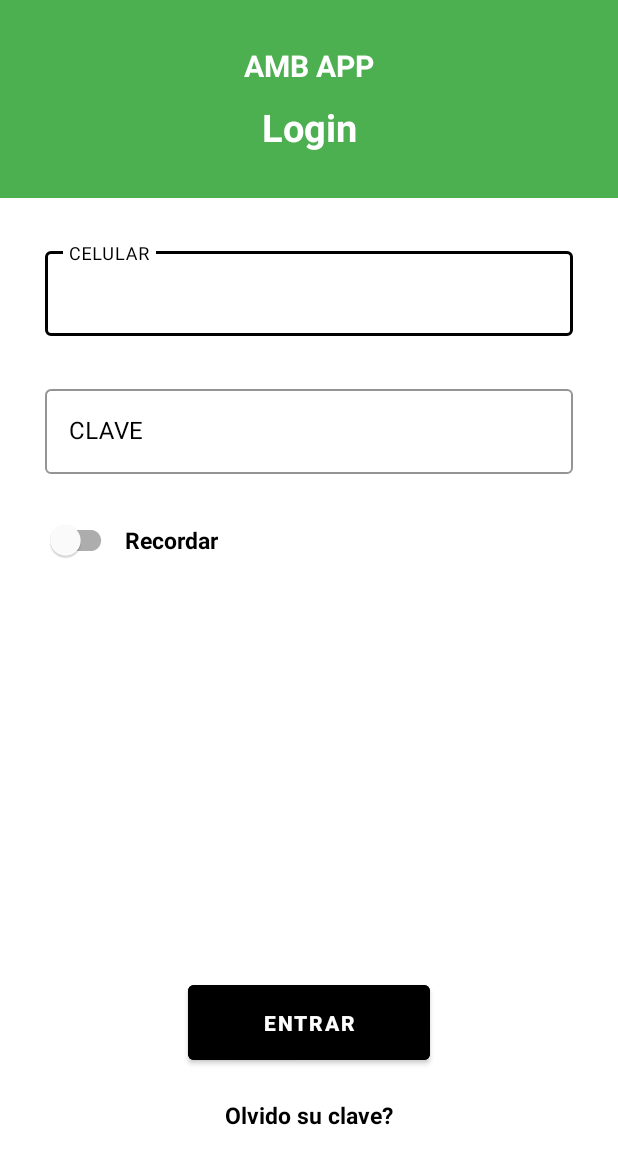
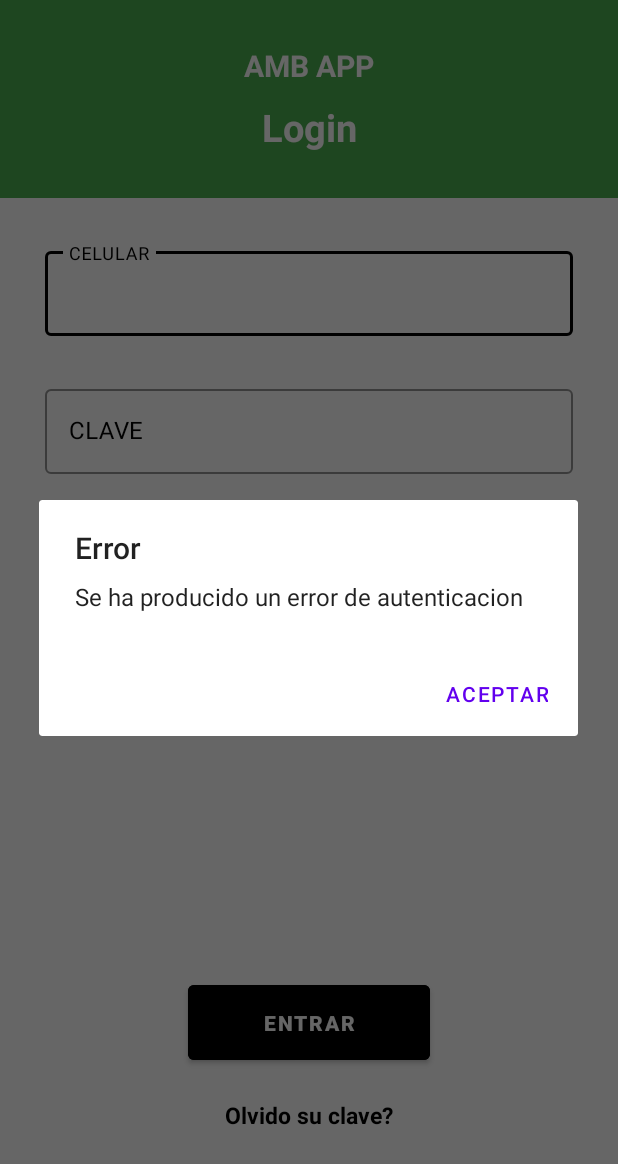
Before and after one commit to cristianpaez123/pruebaTecnicaDash, an Android app: the screen it shows after launch (LoginActivity), after a tap on "ENTRAR", on a phone screen of 412 x 824 dp. Shown: the top 1164 px of the screen. Run offline under Robolectric (Android 15) with nearby library versions, the phone set to English and light mode, and no system bars; our stand-ins replace Dagger/Hilt's generated code, Firebase (no records; nobody signed in at launch, a user with empty details on screens opened directly).

Commit message:
se crea el login por medio de email por medio de firebase

```diff
--- /dev/null
+++ b/app/src/main/java/com/example/pruebatecnica/domain/LoginUC.kt
@@ -0,0 +1,12 @@
+package com.example.pruebatecnica.domain
+
+import com.example.pruebatecnica.domain.repository.Repository
+
+import kotlinx.coroutines.Dispatchers
+import kotlinx.coroutines.withContext
+import javax.inject.Inject
+
+class LoginUC @Inject constructor(val repository: Repository){
+
+    suspend fun getResultLogin(email:String,password:String): Boolean = withContext(Dispatchers.IO) { repository.getResultLogin(email,password) }
+}
--- a/app/src/main/java/com/example/pruebatecnica/domain/RouteUC.kt
+++ b/app/src/main/java/com/example/pruebatecnica/domain/RouteUC.kt
@@ -1,14 +1,12 @@
 package com.example.pruebatecnica.domain
 
-import com.example.pruebatecnica.data.repository.RouteRepositoryImpl
+import com.example.pruebatecnica.domain.repository.Repository
 import com.example.pruebatecnica.iu.model.Routes
-import com.squareup.okhttp.Route
 import kotlinx.coroutines.Dispatchers
 import kotlinx.coroutines.withContext
 import javax.inject.Inject
 
-class RouteUC @Inject constructor(private val repository: RouteRepositoryImpl){
+class RouteUC @Inject constructor(private val repository: Repository){
 
-    //private val repository: RouteRepositoryImpl = RouteRepositoryImpl()
     suspend fun getDataRoute() : List<Routes> = withContext(Dispatchers.IO) { repository.getRoutes()}
 }
--- /dev/null
+++ b/app/src/main/java/com/example/pruebatecnica/domain/repository/Repository.kt
@@ -0,0 +1,8 @@
+package com.example.pruebatecnica.domain.repository
+
+import com.example.pruebatecnica.iu.model.Routes
+
+interface Repository {
+    suspend fun getRoutes(): List<Routes>
+    suspend fun getResultLogin(email:String,password:String): Boolean
+}
--- a/app/src/main/java/com/example/pruebatecnica/iu/view/LoginActivity.kt
+++ b/app/src/main/java/com/example/pruebatecnica/iu/view/LoginActivity.kt
@@ -1,25 +1,21 @@
 package com.example.pruebatecnica.iu.view
 
 import android.content.Intent
+import android.os.Bundle
+import android.widget.Toast
+import androidx.activity.viewModels
+import androidx.appcompat.app.AlertDialog
 import androidx.appcompat.app.AppCompatActivity
-import android.os.Bundle
-import android.view.View
-import android.widget.Toast
-import com.example.pruebatecnica.R
 import com.example.pruebatecnica.databinding.ActivityLoginBinding
-import com.example.pruebatecnica.databinding.ActivityMainBinding
-import com.google.firebase.FirebaseException
+import com.example.pruebatecnica.iu.viewModel.LoginViewModel
+import com.example.pruebatecnica.iu.viewModel.RoutesViewModel
 import com.google.firebase.auth.FirebaseAuth
-import com.google.firebase.auth.FirebaseAuthInvalidCredentialsException
-import com.google.firebase.auth.PhoneAuthCredential
-import com.google.firebase.auth.PhoneAuthOptions
-import com.google.firebase.auth.PhoneAuthProvider
-import com.google.firebase.auth.ktx.auth
-import com.google.firebase.ktx.Firebase
-import java.util.concurrent.TimeUnit
+import dagger.hilt.android.AndroidEntryPoint
 
+@AndroidEntryPoint
 class LoginActivity : AppCompatActivity() {
 
+    private val viewModel: LoginViewModel by viewModels()
     lateinit var binding: ActivityLoginBinding
     private var auth: FirebaseAuth = FirebaseAuth.getInstance()
 
@@ -27,28 +23,50 @@ class LoginActivity : AppCompatActivity() {
         super.onCreate(savedInstanceState)
         binding = ActivityLoginBinding.inflate(layoutInflater)
         setContentView(binding.root)
-        onClick()
-
+        logIn()
+        setupObserver()
     }
 
-    fun onClick() {
-        binding.btnLogin.setOnClickListener {
-            auth.signInAnonymously()
-                .addOnCompleteListener { task ->
-                    if (task.isSuccessful) {
-                        val userName = binding.editInputPhone.text.toString()
-                        startMainActivity(userName)
-                    } else {
-                        Toast.makeText(this,"error", Toast.LENGTH_SHORT)
+    private fun setupObserver() {
+        viewModel.resultLogin().observe(
+            this
+        ) { state ->
+            when (state) {
+                is LoginViewModel.GetResultLoginState.DataLoaded -> {
+                    if(state.loginResponseResult){
+                        startMainActivity()
                     }
                 }
+                is LoginViewModel.GetResultLoginState.Error -> {
+                    state.message
+                }
+            }
         }
     }
 
-    private fun startMainActivity(username: String) {
+    fun logIn(){
+        binding.btnLogin.setOnClickListener {
+            var email = binding.editInputEmail.text.toString()
+            var password = binding.editInputPassword.text.toString()
+            if (email.isNotEmpty() && password.isNotEmpty()){
+                viewModel.getResultLogin(email,password)
+            }else{
+                showAlert()
+            }
+        }
+    }
+    private fun startMainActivity() {
         val intent = Intent(this, MainActivity::class.java)
-        intent.putExtra("name", username)
         startActivity(intent)
         finish()
     }
+
+    private fun showAlert(){
+        val builder = AlertDialog.Builder(this)
+        builder.setTitle("Error")
+        builder.setMessage("Se ha producido un error de autenticacion")
+        builder.setPositiveButton("Aceptar",null)
+        val dialog: AlertDialog = builder.create()
+        dialog.show()
+    }
 }
--- a/app/src/main/java/com/example/pruebatecnica/iu/view/RoutesFragment.kt
+++ b/app/src/main/java/com/example/pruebatecnica/iu/view/RoutesFragment.kt
@@ -60,11 +60,11 @@ class RoutesFragment : Fragment() {
     }
 
     fun showLoading() {
-        binding.progressLoadingData.setVisibility(View.VISIBLE)
+        binding.progressLoadingData.visibility = View.VISIBLE
     }
 
     fun hideLoading() {
-        binding.progressLoadingData.setVisibility(View.GONE)
+        binding.progressLoadingData.visibility = View.GONE
     }
 
     fun initRecyclerView() {
--- /dev/null
+++ b/app/src/main/java/com/example/pruebatecnica/iu/viewModel/LoginViewModel.kt
@@ -0,0 +1,36 @@
+package com.example.pruebatecnica.iu.viewModel
+
+import androidx.lifecycle.LiveData
+import androidx.lifecycle.MutableLiveData
+import androidx.lifecycle.ViewModel
+import androidx.lifecycle.viewModelScope
+import com.example.pruebatecnica.domain.LoginUC
+import dagger.hilt.android.lifecycle.HiltViewModel
+import kotlinx.coroutines.launch
+import javax.inject.Inject
+
+@HiltViewModel
+class LoginViewModel @Inject constructor(
+    private val loginUC: LoginUC
+):ViewModel() {
+
+    private val _resultLogin: MutableLiveData<GetResultLoginState> = MutableLiveData()
+    fun resultLogin(): LiveData<GetResultLoginState> = _resultLogin
+
+    fun getResultLogin(email:String,password:String) {
+        viewModelScope.launch {
+            try {
+                val dataLogin = loginUC.getResultLogin(email,password)
+                _resultLogin.postValue(GetResultLoginState.DataLoaded(dataLogin))
+            } catch (e: Exception) {
+                _resultLogin.postValue(GetResultLoginState.Error("error"))
+            }
+        }
+    }
+
+    sealed class GetResultLoginState() {
+        data class DataLoaded(val loginResponseResult: Boolean) : GetResultLoginState()
+        data class Error(val message: String) : GetResultLoginState()
+    }
+
+}
--- a/app/src/main/java/com/example/pruebatecnica/iu/viewModel/RoutesViewModel.kt
+++ b/app/src/main/java/com/example/pruebatecnica/iu/viewModel/RoutesViewModel.kt
@@ -21,11 +21,9 @@ class RoutesViewModel @Inject constructor(
     private val dataRoutes: MutableLiveData<GetDataRoutesState> = MutableLiveData()
     fun getDataRoutesState(): LiveData<GetDataRoutesState> = dataRoutes
 
-
-
     fun getDataRoute(){
-        viewModelScope.launch (Dispatchers.IO){
-            dataRoutes.postValue(GetDataRoutesState.Loading)
+        dataRoutes.postValue(GetDataRoutesState.Loading)
+        viewModelScope.launch{
             try {
                 val dataRoute = routeUC.getDataRoute()
                 Log.d("cristian", dataRoute.toString())
--- a/app/src/main/res/layout/activity_login.xml
+++ b/app/src/main/res/layout/activity_login.xml
@@ -57,7 +57,7 @@
         app:layout_constraintTop_toBottomOf="@+id/ConstringToolbar">
 
         <com.google.android.material.textfield.TextInputEditText
-            android:id="@+id/editInputPhone"
+            android:id="@+id/editInputEmail"
             android:layout_width="match_parent"
             android:layout_height="wrap_content"
             android:textColor="@color/black"
@@ -78,6 +78,7 @@
         app:layout_constraintTop_toBottomOf="@+id/outlinedTextUsuario">
 
         <com.google.android.material.textfield.TextInputEditText
+            android:id="@+id/editInputPassword"
             android:layout_width="match_parent"
             android:layout_height="wrap_content"
             android:inputType="textPassword"
--- a/app/src/main/res/layout/fragment_routes.xml
+++ b/app/src/main/res/layout/fragment_routes.xml
@@ -5,6 +5,7 @@
     xmlns:tools="http://schemas.android.com/tools"
     android:layout_width="match_parent"
     android:layout_height="match_parent"
+    android:paddingVertical="20dp"
     tools:context=".iu.view.RoutesFragment">
 
     <androidx.recyclerview.widget.RecyclerView
--- a/app/src/main/res/mipmap-anydpi-v26/ic_launcher.xml
+++ /dev/null
@@ -1,5 +0,0 @@
-<?xml version="1.0" encoding="utf-8"?>
-<adaptive-icon xmlns:android="http://schemas.android.com/apk/res/android">
-    <background android:drawable="@drawable/ic_launcher_background" />
-    <foreground android:drawable="@drawable/ic_launcher_foreground" />
-</adaptive-icon>
--- a/app/src/main/res/mipmap-anydpi-v26/ic_launcher_round.xml
+++ /dev/null
@@ -1,5 +0,0 @@
-<?xml version="1.0" encoding="utf-8"?>
-<adaptive-icon xmlns:android="http://schemas.android.com/apk/res/android">
-    <background android:drawable="@drawable/ic_launcher_background" />
-    <foreground android:drawable="@drawable/ic_launcher_foreground" />
-</adaptive-icon>
```
Also changed, not shown: app/src/main/java/com/example/pruebatecnica/app/di/RepositoryModule.kt (added, +19 -0 lines), app/src/main/java/com/example/pruebatecnica/data/repository/RouteRepositoryImpl.kt (+22 -4 lines), app/src/main/res/drawable/ic_launcher_background.xml (deleted, +0 -170 lines), app/src/main/res/menu/menu.xml (added, +12 -0 lines).
